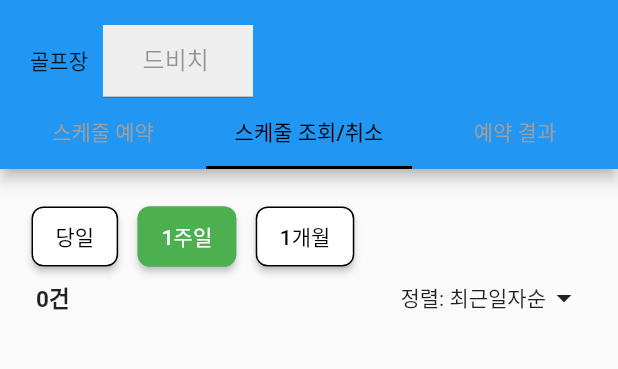
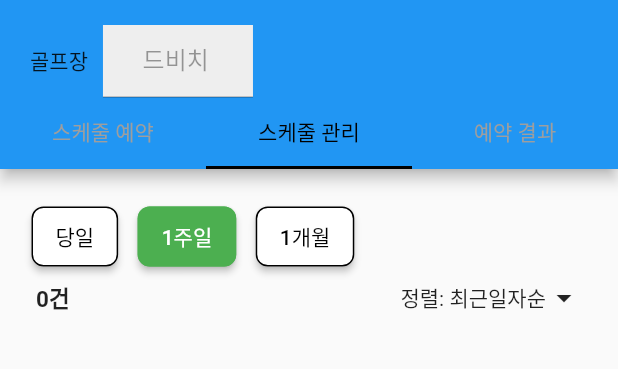
Before and after one commit to lazarus0320/golf_reservation_app, a Flutter app: the screen it shows after launch, tab 2 chosen, on a phone screen of 412 x 824 dp, the part 65-434 px from its top. Run offline on Flutter 3.47's test engine with Material 2 defaults, Android fonts, the phone set to English and light mode, and no system bars; our stand-ins replace flutter_dotenv, get, table_calendar; network calls fail.

Commit message:
fix: 오버플로우 수정

```diff
--- a/lib/screens/reservation_page.dart
+++ b/lib/screens/reservation_page.dart
@@ -74,7 +74,7 @@ class _ReservationPageState extends State<ReservationPage>
                 unselectedLabelColor: Colors.grey,
                 tabs: const [
                   Tab(text: '스케줄 예약'),
-                  Tab(text: '스케줄 조회/취소'),
+                  Tab(text: '스케줄 관리'),
                   Tab(text: '예약 결과'),
                 ],
               ),
```
